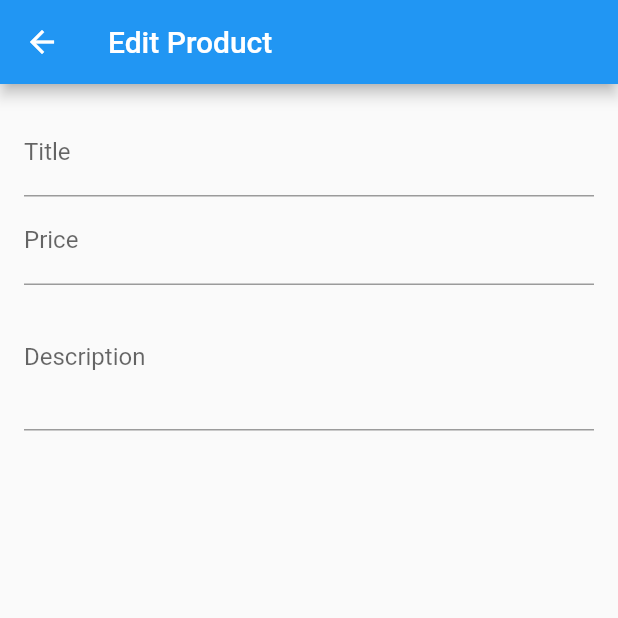
After one commit to Dhruv-Garg79/flutter_shop, a Flutter app: the EditProductScreen screen opened by its route, on a phone screen of 412 x 824 dp, the top half of it. The commit adds this screen. Run offline on Flutter 3.47's test engine with Material 2 defaults, Android fonts, the phone set to English and light mode, and no system bars; network calls fail.

Commit message:
final splash and basic edit product screen

```diff
--- a/lib/main.dart
+++ b/lib/main.dart
@@ -4,9 +4,11 @@ import 'package:shop_zone/providers/cart.dart';
 import 'package:shop_zone/providers/orders.dart';
 import 'package:shop_zone/providers/products.dart';
 import 'package:shop_zone/screens/cart_screen.dart';
+import 'package:shop_zone/screens/edit_product_screen.dart';
 import 'package:shop_zone/screens/orders_screen.dart';
 import 'package:shop_zone/screens/product_detail_screen.dart';
 import 'package:shop_zone/screens/product_overview_screen.dart';
+import 'package:shop_zone/screens/user_products_screen.dart';
 
 void main() => runApp(MyApp());
 
@@ -41,6 +43,8 @@ class MyApp extends StatelessWidget {
           ProductDetailScreen.routeName: (ctx) => ProductDetailScreen(),
           CartScreen.routeName: (ctx) => CartScreen(),
           OrdersScreen.routeName: (ctx) => OrdersScreen(),
+          UserProductScreen.routeName: (ctx) => UserProductScreen(),
+          EditProductScreen.routeName: (ctx) => EditProductScreen(),
         },
       ),
     );
--- /dev/null
+++ b/lib/screens/edit_product_screen.dart
@@ -0,0 +1,61 @@
+import 'package:flutter/material.dart';
+
+class EditProductScreen extends StatefulWidget {
+
+  static const routeName = '/editProductScreen';
+
+  @override
+  _EditProductScreenState createState() => _EditProductScreenState();
+}
+
+class _EditProductScreenState extends State<EditProductScreen> {
+  final FocusNode _priceFocusNode = FocusNode();
+  final FocusNode _descFocusNode = FocusNode();
+  @override
+  Widget build(BuildContext context) {
+    return Scaffold(
+      appBar: AppBar(
+        title: Text('Edit Product'),
+      ),
+      body: Padding(
+        padding: const EdgeInsets.all(16.0),
+        child: Form(
+          child: ListView(
+            children: <Widget>[
+              TextFormField(
+                decoration: InputDecoration(labelText: 'Title'),
+                textInputAction: TextInputAction.next,
+                onFieldSubmitted: (_) {
+                  FocusScope.of(context).requestFocus(_priceFocusNode);
+                },
+              ),
+              TextFormField(
+                decoration: InputDecoration(labelText: 'Price'),
+                textInputAction: TextInputAction.next,
+                keyboardType: TextInputType.number,
+                focusNode: _priceFocusNode,
+                onFieldSubmitted: (_) {
+                  FocusScope.of(context).requestFocus(_descFocusNode);
+                },
+              ),
+              TextFormField(
+                decoration: InputDecoration(labelText: 'Description'),
+                maxLines: 3,
+                keyboardType: TextInputType.multiline,
+                focusNode: _descFocusNode,
+              ),
+
+            ],
+          ),
+        ),
+      ),
+    );
+  }
+
+  @override
+  void dispose() {
+    _descFocusNode.dispose();
+    _priceFocusNode.dispose();
+    super.dispose();
+  }
+}
--- a/lib/widgets/main_drawer.dart
+++ b/lib/widgets/main_drawer.dart
@@ -1,5 +1,6 @@
 import 'package:flutter/material.dart';
 import 'package:shop_zone/screens/orders_screen.dart';
+import 'package:shop_zone/screens/user_products_screen.dart';
 
 class MainDrawer extends StatelessWidget {
   @override
@@ -25,6 +26,13 @@ class MainDrawer extends StatelessWidget {
             onTap: () {
               Navigator.of(context).pushReplacementNamed(OrdersScreen.routeName);
             },
+          ),
+          ListTile(
+            leading: Icon(Icons.edit),
+            title: Text('Manage Products'),
+            onTap: () {
+              Navigator.of(context).pushReplacementNamed(UserProductScreen.routeName);
+            },
           )
         ],
       ),
```
Also changed, not shown: lib/screens/cart_screen.dart (+35 -7 lines), lib/screens/user_products_screen.dart (added, +74 -0 lines), 8 other files.
